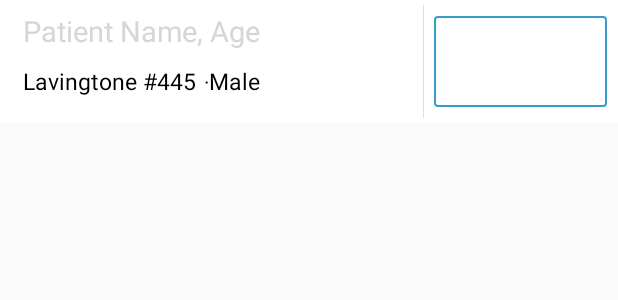
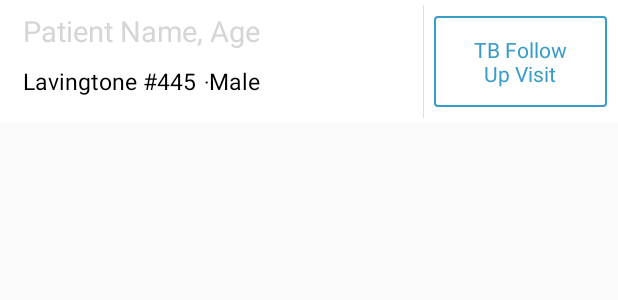
Before and after one commit to opensrp/opensrp-client-chw-tb, an Android app: the layout tb_register_list_row_item.xml on its own in the app's theme, with its tools: preview values and no code run, on a phone screen of 412 x 824 dp. Shown: the top 300 px of the screen. Run offline under Robolectric (Android 15) with nearby library versions, the phone set to English and light mode, and no system bars; plain views replace CustomFontTextView.

Commit message:
Code refactoring

```diff
--- a/opensrp-chw-tb/src/main/res/layout/tb_register_list_row_item.xml
+++ b/opensrp-chw-tb/src/main/res/layout/tb_register_list_row_item.xml
@@ -96,6 +96,7 @@
             android:paddingLeft="20dp"
             android:paddingRight="20dp"
             android:stateListAnimator="@drawable/button"
+            android:text="@string/tb_follow_up_visit"
             android:textAllCaps="false"
             android:textAppearance="?android:textAppearanceSmall"
             android:textColor="@color/vaccine_blue_bg_st"
--- a/opensrp-chw-tb/src/main/res/values/strings.xml
+++ b/opensrp-chw-tb/src/main/res/values/strings.xml
@@ -86,4 +86,9 @@
     <string name="save">Save</string>
 
     <string name="tb_follow_up_visit">TB Follow Up Visit</string>
+    <string name="tb_visit_day_due">%s DAYS DUE</string>
+    <string name="tb_visit_day_due_today">DUE TODAY</string>
+    <string name="tb_visit_day_next_due">Next Due %s </string>
+    <string name="tb_visit_day_overdue">%s DAYS OVERDUE</string>
+    <string name="tb_visit_day_overdue_today">OVERDUE TODAY</string>
 </resources>
```
